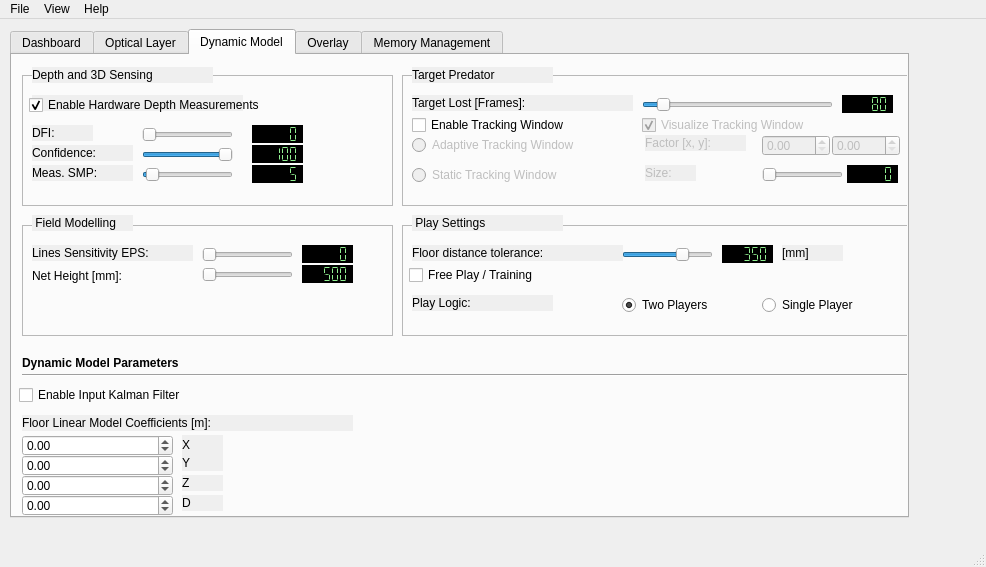
Above: TrackerRT_UI/mainwindow.ui from hvictor/Release before the change. Below: the same form after it.
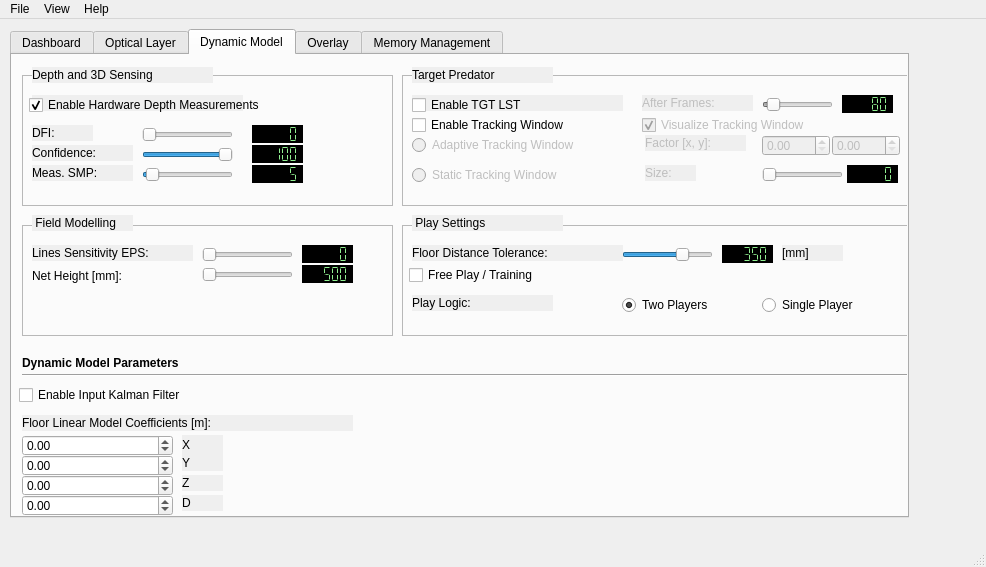
That is the form after the change. Custom widgets are drawn as their Qt base class.

```diff
--- a/TrackerRT_UI/mainwindow.ui
+++ b/TrackerRT_UI/mainwindow.ui
@@ -2878,28 +2878,34 @@
            <number>80</number>
           </property>
          </widget>
-         <widget class="QLabel" name="label_77">
-          <property name="geometry">
-           <rect>
-            <x>10</x>
-            <y>20</y>
-            <width>221</width>
-            <height>16</height>
-           </rect>
+         <widget class="QLabel" name="label_NotifyTGTLST">
+          <property name="enabled">
+           <bool>false</bool>
           </property>
-          <property name="autoFillBackground">
-           <bool>true</bool>
-          </property>
-          <property name="text">
-           <string>Target Lost [Frames]:</string>
-          </property>
-         </widget>
-         <widget class="QSlider" name="slider_TGTLST_Thresh">
           <property name="geometry">
            <rect>
             <x>240</x>
             <y>20</y>
-            <width>191</width>
+            <width>111</width>
+            <height>16</height>
+           </rect>
+          </property>
+          <property name="autoFillBackground">
+           <bool>true</bool>
+          </property>
+          <property name="text">
+           <string>After Frames:</string>
+          </property>
+         </widget>
+         <widget class="QSlider" name="slider_TGTLST_Thresh">
+          <property name="enabled">
+           <bool>false</bool>
+          </property>
+          <property name="geometry">
+           <rect>
+            <x>360</x>
+            <y>20</y>
+            <width>71</width>
             <height>20</height>
            </rect>
           </property>
@@ -2916,6 +2922,25 @@
            <enum>Qt::Horizontal</enum>
           </property>
          </widget>
+         <widget class="QCheckBox" name="checkBox_EnableTGTLST">
+          <property name="enabled">
+           <bool>true</bool>
+          </property>
+          <property name="geometry">
+           <rect>
+            <x>10</x>
+            <y>20</y>
+            <width>221</width>
+            <height>20</height>
+           </rect>
+          </property>
+          <property name="text">
+           <string>Enable TGT LST</string>
+          </property>
+          <property name="checked">
+           <bool>false</bool>
+          </property>
+         </widget>
         </widget>
         <widget class="QLabel" name="label_69">
          <property name="geometry">
@@ -3027,7 +3052,7 @@
            <bool>true</bool>
           </property>
           <property name="text">
-           <string>Floor distance tolerance:</string>
+           <string>Floor Distance Tolerance:</string>
           </property>
          </widget>
          <widget class="QLabel" name="label_66">
```
Left out of the diff: 2 changed lines with no effect on the pictures.
